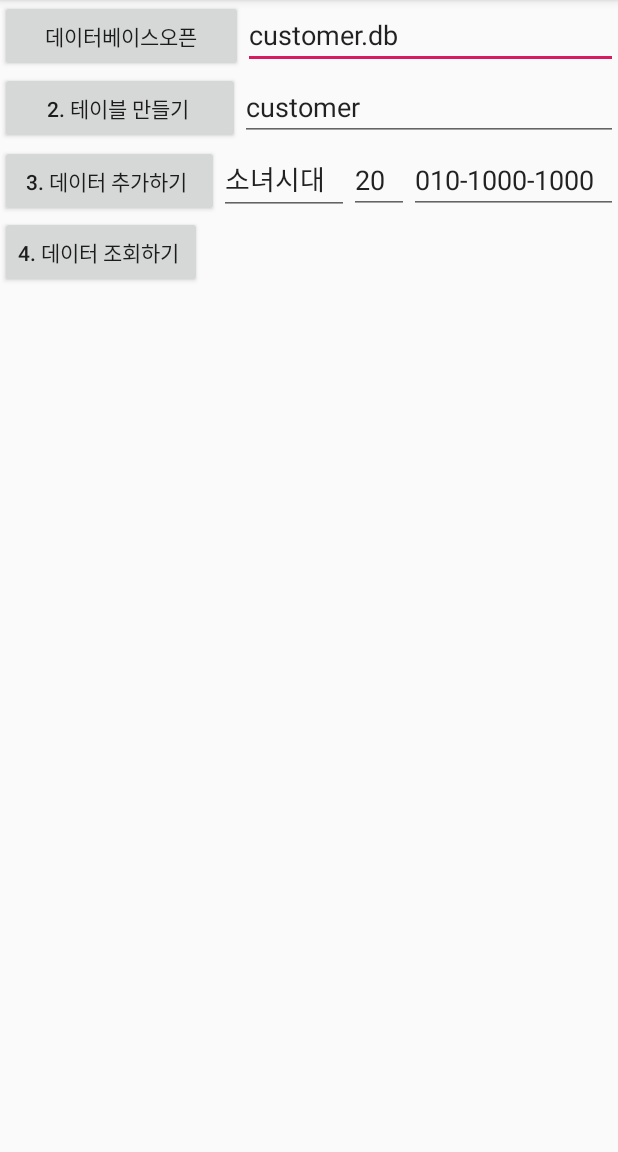
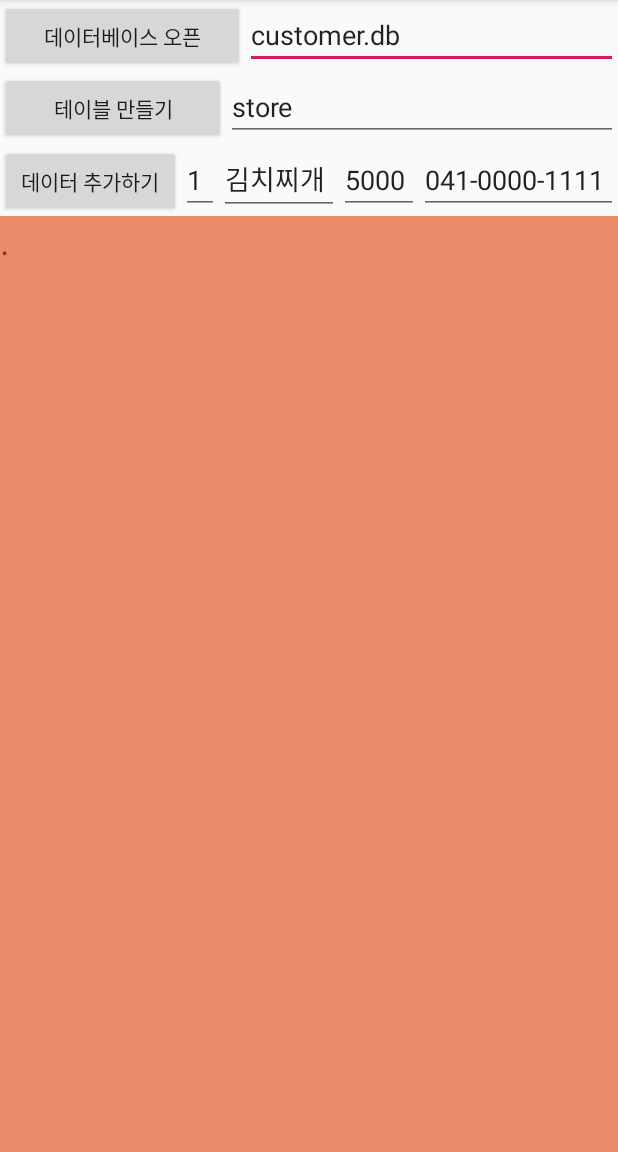
Before and after one commit to losnah/BCSD-Collabo, an Android app: the DataBaseManager screen opened directly, with no data from a screen before it, on a phone screen of 412 x 824 dp, the part 84-1236 px from its top. Run offline under Robolectric (Android 15) with nearby library versions, the phone set to English and light mode, and no system bars; our stand-ins replace ButterKnife.

Commit message:
Data Insert까지 로컬로 가능

```diff
--- a/app/src/main/java/com/onsemiro/hanpinetree/koreatechrandomfood/DataBaseManager.java
+++ b/app/src/main/java/com/onsemiro/hanpinetree/koreatechrandomfood/DataBaseManager.java
@@ -10,141 +10,111 @@ import android.view.View;
 import android.widget.Button;
 import android.widget.EditText;
 import android.widget.TextView;
+import android.widget.Toast;
+
+import butterknife.BindView;
+import butterknife.OnClick;
 
 public class DataBaseManager extends AppCompatActivity {
 
-    EditText mEditText;
-    EditText mEditText2;
-    EditText mEditText3;
-    EditText mEditText4;
-    EditText mEditText5;
+    public EditText mDatabaseName;
+    public EditText mTableName;
+    public EditText mPrimaryKey;
+    public EditText mMenuName;
+    public EditText mPrice;
+    public EditText mPhoneNum;
 
-    TextView mTextView;
-    SQLiteDatabase database;
+    public Button mOpenButton;
+    public Button mTableButton;
+    public Button mPlusButton;
+
+    public TextView mConsoleText; //console용 텍스트뷰
+
+
+    public Context mContext;
+    public SQLiteDatabase database;
 
     @Override
     protected void onCreate(Bundle savedInstanceState) {
         super.onCreate(savedInstanceState);
         setContentView(R.layout.activity_data_base_manager);
-
         init();
     }
 
     void init(){
-        mEditText = (EditText)findViewById(R.id.editText);
-        mEditText2 = (EditText)findViewById(R.id.editText2);
-        mEditText3= (EditText)findViewById(R.id.editText3);
-        mEditText4= (EditText)findViewById(R.id.editText4);
-        mEditText5= (EditText)findViewById(R.id.editText5);
+        mContext = getApplicationContext();
+        mDatabaseName = (EditText)findViewById(R.id.activity_data_base_manager_databasename_edittext);//버터나이프 getText()안됨
+        mTableName = (EditText)findViewById(R.id.activity_data_base_manager_tablename_edittext);
 
-        mTextView = (TextView)findViewById(R.id.textView4);
+        mPrimaryKey = (EditText)findViewById(R.id.activity_data_base_manager_datanumber_edittext);
+        mMenuName = (EditText)findViewById(R.id.activity_data_base_manager_foodname_edittext);
+        mPrice = (EditText)findViewById(R.id.activity_data_base_manager_price_edittext);
+        mPhoneNum = (EditText)findViewById(R.id.activity_data_base_manager_phonenum_edittext);
 
-        Button mButton = (Button)findViewById(R.id.button2);
-        mButton.setOnClickListener(new View.OnClickListener() {
+        mOpenButton = (Button)findViewById(R.id.activity_data_base_manager_openDB_button); //OnClick안먹어서 다시 바인딩
+        mTableButton = (Button)findViewById(R.id.activity_data_base_manager_create_table_button);
+        mPlusButton = (Button)findViewById(R.id.activity_data_base_manager_insert_data_button);
+
+        mConsoleText = (TextView)findViewById(R.id.activity_data_base_manager_console_textview); //버터나이프로 append안먹음 ㅠ
+
+        mOpenButton.setOnClickListener(new View.OnClickListener() {
             @Override
             public void onClick(View v) {
-                String databaseName = mEditText.getText().toString();
-//                Toast.makeText(getApplicationContext(),"흠",Toast.LENGTH_SHORT).show();
-                openDatabase(databaseName);
+                println("openOrCreateDataBase()호출");
+                database = openOrCreateDatabase(mDatabaseName.getText().toString(),MODE_PRIVATE, null);
+
+                if(database != null){
+                    println("데이터베이스를 열었습니다.");
+                }
             }
         });
 
-        Button mButton2 = (Button)findViewById(R.id.button3);
-        mButton2.setOnClickListener(new View.OnClickListener() {
+        mTableButton.setOnClickListener(new View.OnClickListener() {
             @Override
             public void onClick(View v) {
-                String tableName = mEditText2.getText().toString();
-                createTable(tableName);
-            }
-        });
-        Button mButton3 = (Button)findViewById(R.id.button4);
-        mButton3.setOnClickListener(new View.OnClickListener() {
-            @Override
-            public void onClick(View v) {
-                String name = mEditText3.getText().toString().trim();
-                String ageStr = mEditText4.getText().toString().trim();
-                String mobile = mEditText5.getText().toString().trim();
-
-                int age = -1;
-                try {
-                    age = Integer.parseInt(ageStr);
-                }catch (Exception e){
-                    e.printStackTrace();
+                println("테이블 생성... ");
+                if(database != null){
+                    String sql = "create table if not exists " + mTableName.getText().toString() + "("
+                            + " _id integer PRIMARY KEY autoincrement, "
+                            + " name text, "
+                            + " price integer, "
+                            + " phone text);";
+                    database.execSQL(sql);
+                    println("완료... ");
+                }else{
+                    simpleToast("먼저 데이터베이스를 실행시켜주세요.");
                 }
-                insertData(name, age, mobile);
             }
         });
 
-        Button mButton4 = (Button)findViewById(R.id.button10);
-        mButton4.setOnClickListener(new View.OnClickListener() {
+        mPlusButton.setOnClickListener(new View.OnClickListener() {
             @Override
             public void onClick(View v) {
-                String tableName = mEditText2.getText().toString();
-                selectData(tableName);
+                int DBkey = Integer.parseInt(mPrimaryKey.getText().toString().trim());
+                String menu = mMenuName.getText().toString().trim();
+                int price = Integer.parseInt(mPrice.getText().toString().trim());
+                String phone = mPhoneNum.getText().toString().trim();
+
+                //데이터를 추가해줍니다.
+                println("데이터를 추가하기 시작..");
+                if(database != null ){
+                    String sql = "insert into store(_id, name, price, phone) values( ?, ?, ?, ?)";
+                    Object[] params = { DBkey, menu, price,phone};
+                    database.execSQL(sql,params);
+                    println("완료");
+                }else{
+                    simpleToast("데이터베이스를 먼저 열어주세요");
+                }
+
             }
         });
-
     }
 
-    public void openDatabase(String databaseName){
-        println("openDatabase() 호출됨");
-        database = openOrCreateDatabase(databaseName, MODE_PRIVATE, null);
-        //보안때문에 MODE_PRIVATE를 주로 많이 씁니다.
-        if(database != null){
-            println("데이터베이스 오픈");
-        }
+    public void simpleToast(String message){
+        Toast.makeText(mContext,message,Toast.LENGTH_SHORT).show();
     }
-    public void createTable(String tableName){
-        println("createTable() 호출됨");
-        if(database != null) {
-            String sql = "create table if not exists " + tableName + "("
-                    + " _id integer PRIMARY KEY autoincrement, "
-                    + " name text, "
-                    + " age integer, "
-                    + " phone text);";
-            database.execSQL(sql);
-            println("테이블 생성됨");
-        }else{
-            println("먼제 데이터베이스를 열어주세요");
-        }
+    public void println(String data){
+        mConsoleText.append(data+"\n");
     }
 
-    public void insertData(String name, int age, String mobile){
-        println("insertData() 호출됨");
-
-        if(database != null){
-            String sql = "insert into customer(name, age, mobile) values( ?, ?, ?)";
-            Object[] params = { name, age, mobile};
-
-            database.execSQL(sql,params);
-            println("데이터 추가함");
-        }else {
-            println("데이터베이스 먼저 오픈하세요");
-        }
-    }
-
-    public void selectData(String tableName){
-        println("selectData() 호출됨");
-
-        if( database != null ){
-            String sql = "select name, age, mobile from "+tableName;
-            Cursor cursor = database.rawQuery(sql, null);//반환값이 있습니다 ㅎㅎ
-            println("조회된 데이터 갯수 : "+ cursor.getCount());
-
-            for(int i = 0; i < cursor.getCount(); i++){
-                cursor.moveToNext();
-                String name = cursor.getString(0);
-                int age = cursor.getInt(1);
-                String mobile = cursor.getString(2);
-
-                println("#"+ i + "->" + name + ", " + age + ", " + mobile);
-            }
-        }
-
-    }
-    public void println(String data){
-        mTextView.append(data +"\n");
-    }
-
-
 }
--- a/app/src/main/java/com/onsemiro/hanpinetree/koreatechrandomfood/MainActivity.java
+++ b/app/src/main/java/com/onsemiro/hanpinetree/koreatechrandomfood/MainActivity.java
@@ -34,4 +34,9 @@ public class MainActivity extends AppCompatActivity {
         mIntent = new Intent(getApplicationContext(), RestaurantActivity.class);
         startActivity(mIntent);
     }
+    @OnClick(R.id.activity_main_databaseManager_button)
+    void onStartDBManager(){
+        mIntent = new Intent(getApplicationContext(), DataBaseManager.class);
+        startActivity(mIntent);
+    }
 }
--- a/app/src/main/res/layout/activity_data_base_manager.xml
+++ b/app/src/main/res/layout/activity_data_base_manager.xml
@@ -1,6 +1,5 @@
 <?xml version="1.0" encoding="utf-8"?>
 <LinearLayout xmlns:android="http://schemas.android.com/apk/res/android"
-    xmlns:app="http://schemas.android.com/apk/res-auto"
     xmlns:tools="http://schemas.android.com/tools"
     android:layout_width="match_parent"
     android:layout_height="match_parent"
@@ -12,110 +11,107 @@
         android:layout_height="wrap_content"
         android:orientation="horizontal">
 
+
         <Button
-            android:id="@+id/button2"
+            android:id="@+id/activity_data_base_manager_openDB_button"
             android:layout_width="wrap_content"
             android:layout_height="wrap_content"
             android:layout_weight="1"
-            android:text="데이터베이스오픈" />
+            android:text="데이터베이스 오픈" />
 
         <EditText
-            android:id="@+id/editText"
+            android:id="@+id/activity_data_base_manager_databasename_edittext"
             android:layout_width="wrap_content"
             android:layout_height="wrap_content"
             android:layout_weight="1"
             android:ems="10"
             android:inputType="textPersonName"
             android:text="customer.db" />
-
     </LinearLayout>
     <LinearLayout
         android:layout_width="match_parent"
         android:layout_height="wrap_content"
         android:orientation="horizontal">
 
+
         <Button
-            android:id="@+id/button3"
+            android:id="@+id/activity_data_base_manager_create_table_button"
             android:layout_width="wrap_content"
             android:layout_height="wrap_content"
             android:layout_weight="1"
-            android:text="2. 테이블 만들기 " />
+            android:text="테이블 만들기" />
 
         <EditText
-            android:id="@+id/editText2"
+            android:id="@+id/activity_data_base_manager_tablename_edittext"
             android:layout_width="wrap_content"
             android:layout_height="wrap_content"
             android:layout_weight="1"
             android:ems="10"
             android:inputType="textPersonName"
-            android:text="customer" />
+            android:text="store" />
+    </LinearLayout>
 
-    </LinearLayout>
     <LinearLayout
         android:layout_width="match_parent"
         android:layout_height="wrap_content"
         android:orientation="horizontal">
 
+
         <Button
-            android:id="@+id/button4"
+            android:id="@+id/activity_data_base_manager_insert_data_button"
             android:layout_width="wrap_content"
             android:layout_height="wrap_content"
             android:layout_weight="1"
-            android:text="3. 데이터 추가하기 " />
+            android:text="데이터 추가하기" />
 
         <EditText
-            android:id="@+id/editText3"
+            android:id="@+id/activity_data_base_manager_datanumber_edittext"
+            android:layout_width="wrap_content"
+            android:layout_height="wrap_content"
+            android:layout_weight="1"
+            android:inputType="numberDecimal"
+            android:text="1" />
+        <EditText
+            android:id="@+id/activity_data_base_manager_foodname_edittext"
             android:layout_width="wrap_content"
             android:layout_height="wrap_content"
             android:layout_weight="1"
             android:inputType="textPersonName"
-            android:text="소녀시대" />
-
+            android:text="김치찌개" />
         <EditText
-            android:id="@+id/editText4"
-            android:layout_width="wrap_content"
-            android:layout_height="wrap_content"
-            android:layout_weight="1"
-            android:inputType="numberDecimal"
-            android:text="20" />
-
-        <EditText
-            android:id="@+id/editText5"
+            android:id="@+id/activity_data_base_manager_price_edittext"
             android:layout_width="wrap_content"
             android:layout_height="wrap_content"
             android:layout_weight="1"
             android:inputType="textPersonName"
-            android:text="010-1000-1000" />
-
-
-    </LinearLayout>
-    <LinearLayout
-        android:layout_width="match_parent"
-        android:layout_height="wrap_content"
-        android:orientation="horizontal">
-
-        <Button
-            android:id="@+id/button10"
+            android:text="5000" />
+        <EditText
+            android:id="@+id/activity_data_base_manager_phonenum_edittext"
             android:layout_width="wrap_content"
             android:layout_height="wrap_content"
-            android:text="4. 데이터 조회하기 " />
+            android:layout_weight="1"
+            android:inputType="textPersonName"
+            android:text="041-0000-1111" />
+    </LinearLayout>
 
-    </LinearLayout>
     <ScrollView
         android:layout_width="match_parent"
-        android:layout_height="match_parent">
+        android:layout_height="match_parent"
+        android:background="#EC8B6A">
 
         <LinearLayout
             android:layout_width="match_parent"
             android:layout_height="wrap_content"
-            android:orientation="vertical" >
+            android:orientation="vertical">
 
             <TextView
-                android:id="@+id/textView4"
+                android:id="@+id/activity_data_base_manager_console_textview"
                 android:layout_width="match_parent"
                 android:layout_height="wrap_content"
-                android:text="" />
+                android:text="."
+                android:textSize="24dp" />
         </LinearLayout>
     </ScrollView>
 
+
 </LinearLayout>
```
Also changed, not shown: app/src/main/res/layout/activity_main.xml (+14 -0 lines).
